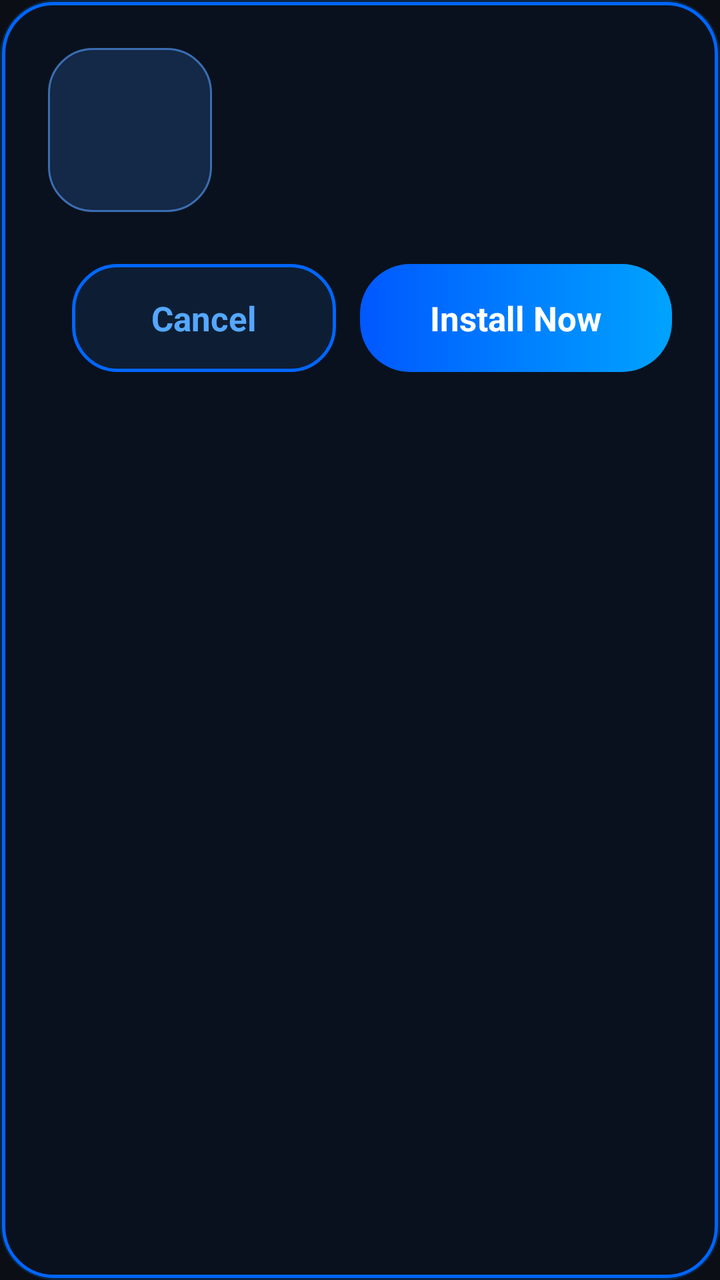
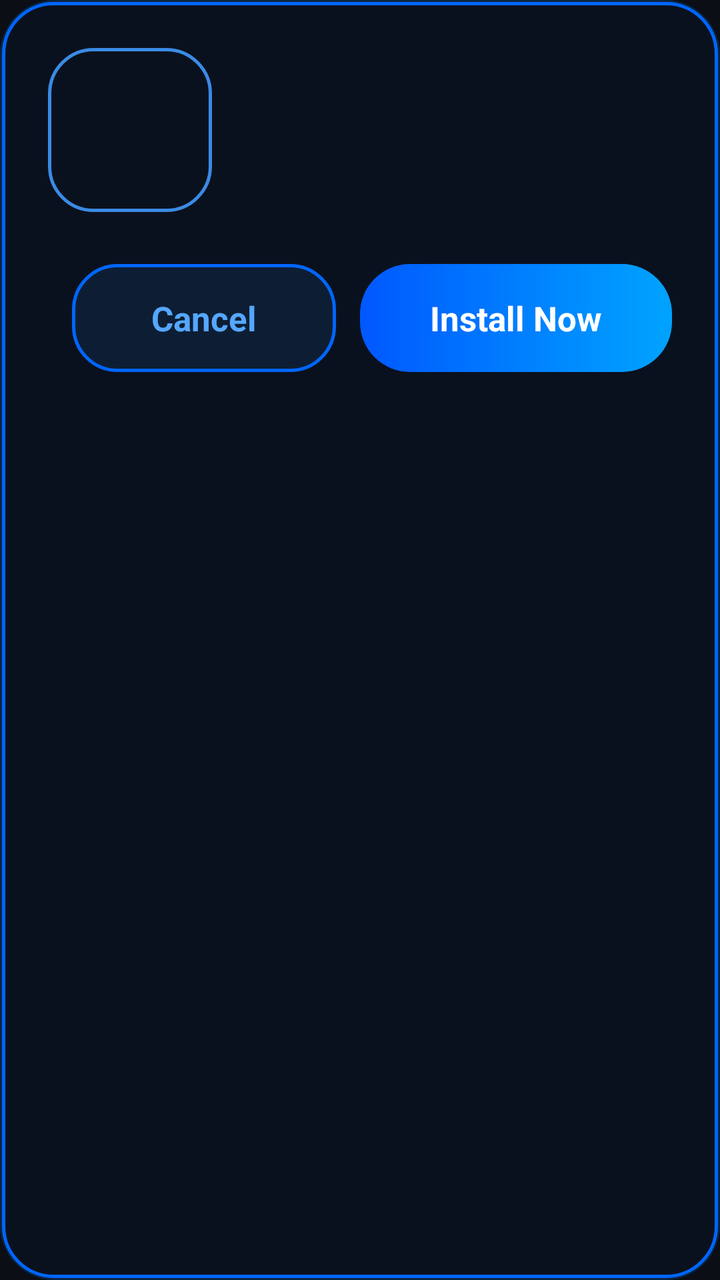

Screens rendered from an Android XML layout before and after an edit, with the pre-edit source and the edit as a unified diff.
<!-- AndroidManifest.xml: application theme Theme.BlackBox -->
<!-- res/layout/dialog_install_game.xml -->
<?xml version="1.0" encoding="utf-8"?>
<LinearLayout xmlns:android="http://schemas.android.com/apk/res/android"
    android:layout_width="match_parent"
    android:layout_height="wrap_content"
    android:background="@drawable/bg_dialog_obb"
    android:orientation="vertical"
    android:padding="24dp">

    <LinearLayout
        android:layout_width="match_parent"
        android:layout_height="wrap_content"
        android:gravity="top"
        android:orientation="horizontal">

        <ImageView
            android:id="@+id/iv_install_game_icon"
            android:layout_width="82dp"
            android:layout_height="82dp"
            android:background="@drawable/bg_install_game_icon"
            android:contentDescription="Game icon"
            android:padding="2dp" />

        <LinearLayout
            android:layout_width="0dp"
            android:layout_height="wrap_content"
            android:layout_marginStart="20dp"
            android:layout_weight="1"
            android:orientation="vertical">

            <TextView
                android:id="@+id/tv_install_game_title"
                android:layout_width="match_parent"
                android:layout_height="wrap_content"
                android:textColor="#F7F9FF"
                android:textSize="24sp"
                android:textStyle="bold" />

            <TextView
                android:id="@+id/tv_install_game_message"
                android:layout_width="match_parent"
                android:layout_height="wrap_content"
                android:layout_marginTop="18dp"
                android:lineSpacingExtra="3dp"
                android:textColor="#A8BCE0"
                android:textSize="16sp" />
        </LinearLayout>
    </LinearLayout>

    <LinearLayout
        android:layout_width="match_parent"
        android:layout_height="wrap_content"
        android:layout_marginTop="26dp"
        android:gravity="end"
        android:orientation="horizontal">

        <LinearLayout
            android:id="@+id/btn_install_cancel"
            android:layout_width="132dp"
            android:layout_height="54dp"
            android:background="@drawable/bg_btn_dialog_secondary"
            android:clickable="true"
            android:focusable="true"
            android:gravity="center">

            <TextView
                android:layout_width="wrap_content"
                android:layout_height="wrap_content"
                android:text="Cancel"
                android:textColor="#55A7FF"
                android:textSize="17sp"
                android:textStyle="bold" />
        </LinearLayout>

        <LinearLayout
            android:id="@+id/btn_install_confirm"
            android:layout_width="156dp"
            android:layout_height="54dp"
            android:layout_marginStart="12dp"
            android:background="@drawable/bg_btn_install_launch"
            android:clickable="true"
            android:focusable="true"
            android:gravity="center">

            <TextView
                android:layout_width="wrap_content"
                android:layout_height="wrap_content"
                android:text="Install Now"
                android:textColor="#FFFFFF"
                android:textSize="17sp"
                android:textStyle="bold" />
        </LinearLayout>
    </LinearLayout>
</LinearLayout>
<!-- resources referenced by this layout -->
<resources>
  <!-- drawable bg_btn_dialog_secondary (drawable) -->
  <?xml version="1.0" encoding="utf-8"?>
  <ripple xmlns:android="http://schemas.android.com/apk/res/android"
      android:color="#3300A3FF">
      <item>
          <shape android:shape="rectangle">
              <solid android:color="#0D1E34" />
              <corners android:radius="22dp" />
              <stroke
                  android:width="1.5dp"
                  android:color="#0066FF" />
          </shape>
      </item>
  </ripple>
  <!-- drawable bg_btn_install_launch (drawable) -->
  <?xml version="1.0" encoding="utf-8"?>
  <ripple xmlns:android="http://schemas.android.com/apk/res/android"
      android:color="#80FFFFFF">
      <item>
          <shape android:shape="rectangle">
              <gradient
                  android:angle="0"
                  android:startColor="#0058FF"
                  android:endColor="#00A3FF"
                  android:type="linear" />
              <corners android:radius="25dp" />
          </shape>
      </item>
  </ripple>
  <!-- drawable bg_dialog_obb (drawable) -->
  <?xml version="1.0" encoding="utf-8"?>
  <layer-list xmlns:android="http://schemas.android.com/apk/res/android">
      <item>
          <shape android:shape="rectangle">
              <solid android:color="#00000000" />
              <corners android:radius="26dp" />
              <stroke
                  android:width="2.5dp"
                  android:color="#330080FF" />
          </shape>
      </item>
      <item
          android:bottom="1dp"
          android:left="1dp"
          android:right="1dp"
          android:top="1dp">
          <shape android:shape="rectangle">
              <solid android:color="#0A111E" />
              <corners android:radius="25dp" />
              <stroke
                  android:width="1.8dp"
                  android:color="#0066FF" />
          </shape>
      </item>
  </layer-list>
  <!-- drawable bg_install_game_icon (drawable) -->
  <?xml version="1.0" encoding="utf-8"?>
  <shape xmlns:android="http://schemas.android.com/apk/res/android" android:shape="rectangle">
      <corners android:radius="22dp" />
      <solid android:color="#142847" />
      <stroke android:width="1dp" android:color="#3A6EB1" />
  </shape>
  <style name="Theme.BlackBox" parent="Theme.MaterialComponents.DayNight.NoActionBar">
          
          <item name="colorPrimary">@color/accent_blue</item>
          <item name="colorPrimaryVariant">@color/dark_bg</item>
          <item name="colorOnPrimary">@color/white</item>
          
          <item name="colorSecondary">@color/accent_blue</item>
          <item name="colorSecondaryVariant">@color/accent_blue_light</item>
          <item name="colorOnSecondary">@color/white</item>
          
          <item name="android:windowBackground">@color/dark_bg</item>
          <item name="android:statusBarColor" tools:targetApi="l">@color/dark_bg</item>
          <item name="android:navigationBarColor" tools:targetApi="l">@color/dark_bg</item>
  
          <item name="actionMenuTextColor">@color/white</item>
          <item name="android:forceDarkAllowed" tools:targetApi="q">false</item>
      </style>
  <color name="accent_blue">#2F80ED</color>
  <color name="dark_bg">#0B0E14</color>
  <color name="white">#FFFFFFFF</color>
  <color name="accent_blue_light">#3898FF</color>
</resources>

<!-- the commit's change to res/layout/dialog_install_game.xml (unified diff, before → after) -->
@@ -12,13 +12,23 @@
         android:gravity="top"
         android:orientation="horizontal">
 
-        <ImageView
-            android:id="@+id/iv_install_game_icon"
+        <FrameLayout
             android:layout_width="82dp"
-            android:layout_height="82dp"
-            android:background="@drawable/bg_install_game_icon"
-            android:contentDescription="Game icon"
-            android:padding="2dp" />
+            android:layout_height="82dp">
+
+            <ImageView
+                android:id="@+id/iv_install_game_icon"
+                android:layout_width="match_parent"
+                android:layout_height="match_parent"
+                android:contentDescription="Game icon"
+                android:padding="2dp" />
+
+            <View
+                android:layout_width="match_parent"
+                android:layout_height="match_parent"
+                android:background="@drawable/bg_install_game_icon_border"
+                android:importantForAccessibility="no" />
+        </FrameLayout>
 
         <LinearLayout
             android:layout_width="0dp"
<!-- resource entries referenced after the edit -->
@@ -55,12 +55,12 @@
           </shape>
       </item>
   </layer-list>
-  <!-- drawable bg_install_game_icon (drawable) -->
+  <!-- drawable bg_install_game_icon_border (drawable) -->
   <?xml version="1.0" encoding="utf-8"?>
   <shape xmlns:android="http://schemas.android.com/apk/res/android" android:shape="rectangle">
       <corners android:radius="22dp" />
-      <solid android:color="#142847" />
-      <stroke android:width="1dp" android:color="#3A6EB1" />
+      <solid android:color="#00000000" />
+      <stroke android:width="1.5dp" android:color="#3A8BE5" />
   </shape>
   <style name="Theme.BlackBox" parent="Theme.MaterialComponents.DayNight.NoActionBar">
           
